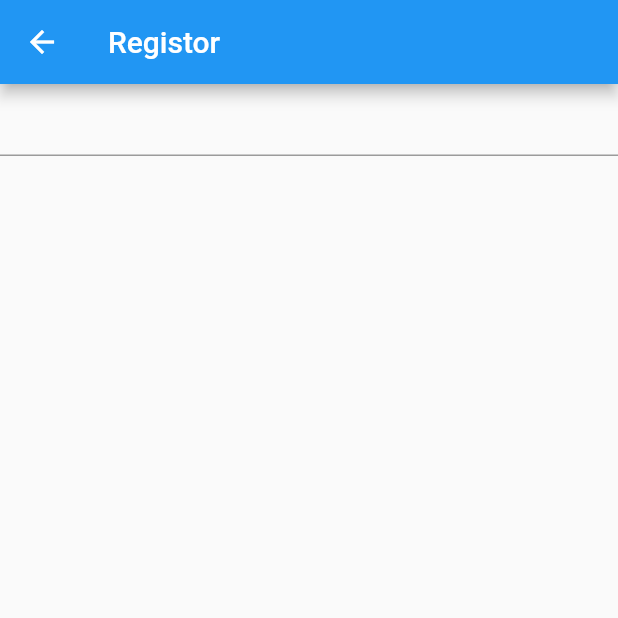
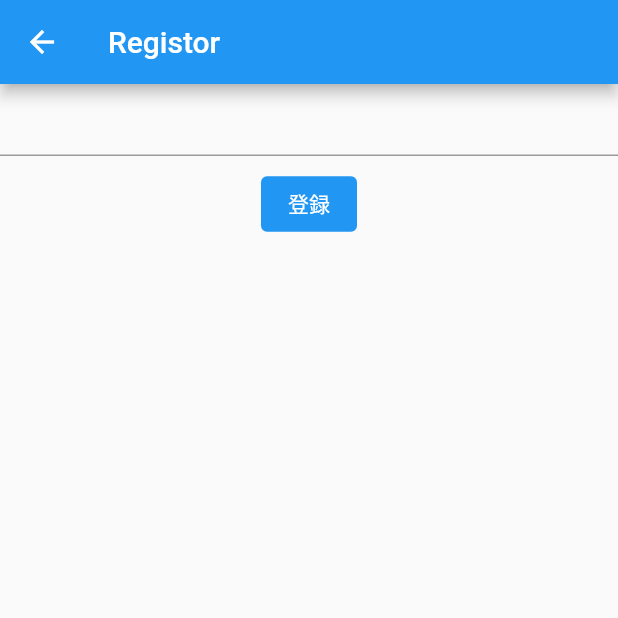
Before and after one commit to k-awoki/flutter-todo-app, a Flutter app: the RegisterPage screen opened directly, on a phone screen of 412 x 824 dp, the top half of it. Run offline on Flutter 3.47's test engine with Material 2 defaults, Android fonts, the phone set to English and light mode, and no system bars.

Commit message:
登録ボタン追加

```diff
--- a/lib/features/register/register_page.dart
+++ b/lib/features/register/register_page.dart
@@ -2,15 +2,24 @@ import 'package:flutter/material.dart';
 
 class RegisterPage extends StatelessWidget {
   const RegisterPage({super.key});
+
+  void _tappedRegisterButton() {}
 
   @override
   Widget build(BuildContext context) {
     return Scaffold(
       appBar: AppBar(title: const Text('Registor')),
       body: Column(
-        children: const [
-          TextField(),
-          Spacer(),
+        children: [
+          const TextField(),
+          const SizedBox(height: 8),
+          TextButton(
+            onPressed: _tappedRegisterButton,
+            style: TextButton.styleFrom(
+                backgroundColor: Colors.blue, foregroundColor: Colors.white),
+            child: const Text('登録'),
+          ),
+          const Spacer(),
         ],
       ),
     );
```
